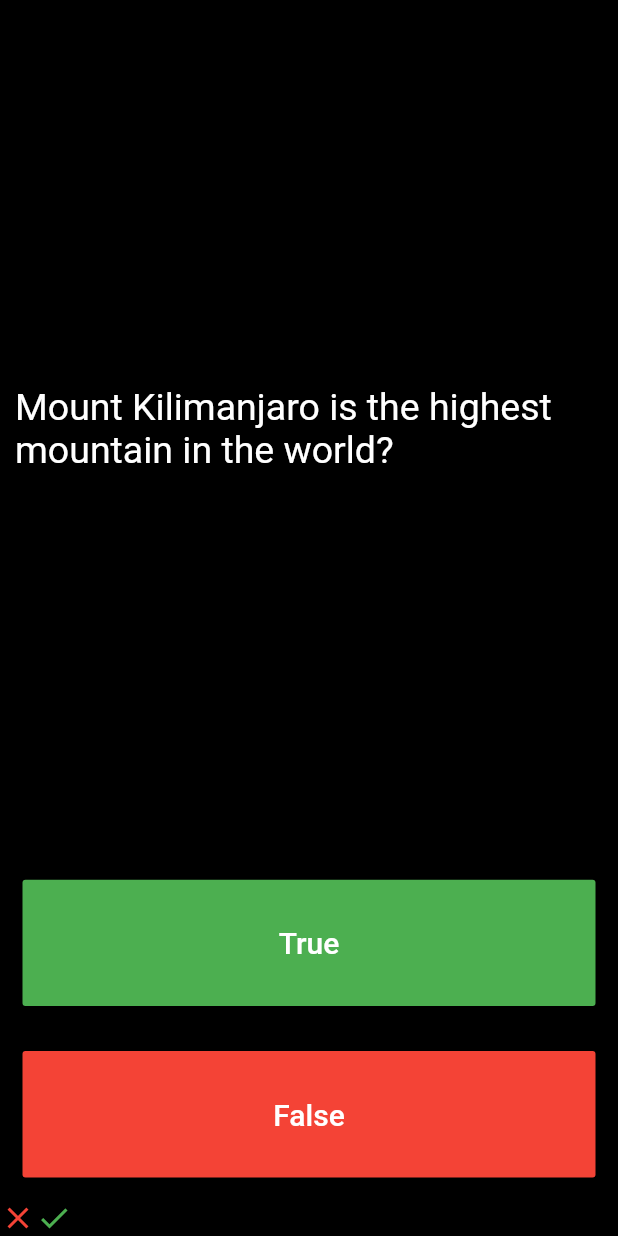
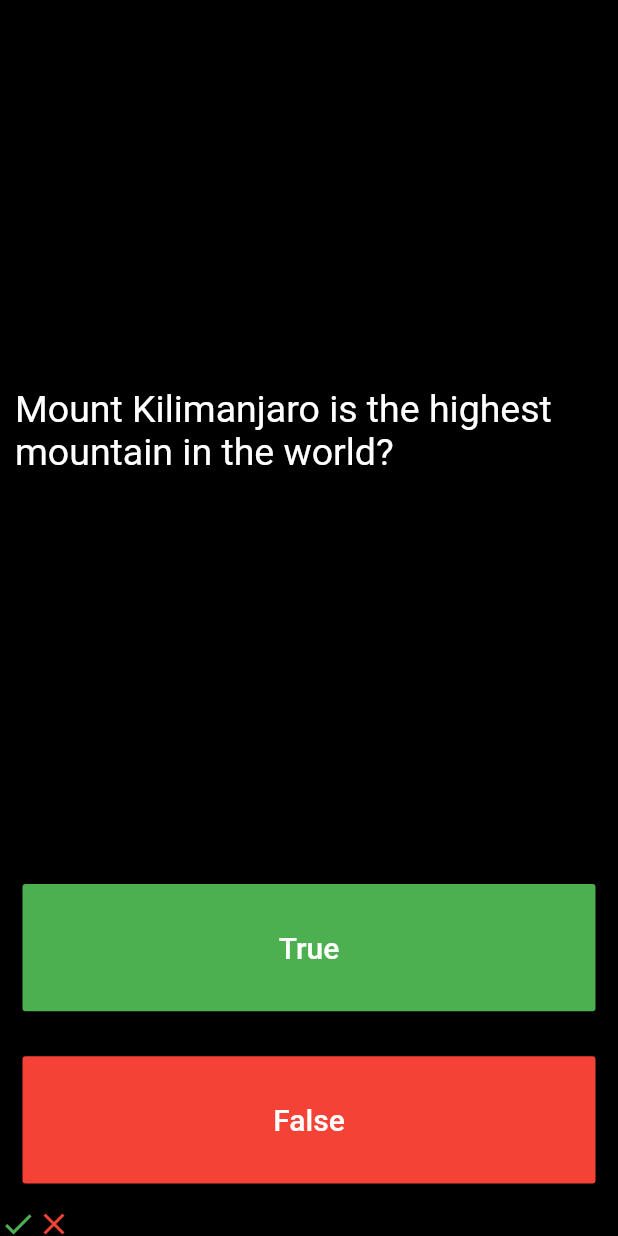
Before and after one commit to d2416/quiz_app, a Flutter app: the screen it shows after launch, after a tap on "True", after a tap on "False", on a phone screen of 412 x 824 dp. Run offline on Flutter 3.47's test engine with Material 2 defaults, Android fonts, the phone set to English and light mode, and no system bars; our stand-ins replace rflutter_alert.

Commit message:
Improve score keeper and structure

```diff
--- a/lib/main.dart
+++ b/lib/main.dart
@@ -1,4 +1,5 @@
 import 'package:flutter/material.dart';
+import 'package:quiz_app/score_keeper.dart';
 import 'package:rflutter_alert/rflutter_alert.dart';
 import 'package:quiz_app/quiz_brain.dart';
 
@@ -30,13 +31,7 @@ class Quiz extends StatefulWidget {
 }
 
 class _QuizState extends State<Quiz> {
-  List<Icon> scoreKeeper = [];
-  String currentQuestion;
-  bool quizRunning;
-
-  _QuizState() {
-    quizRunning = true;
-  }
+  ScoreKeeper scoreKeeper = ScoreKeeper();
 
   @override
   Widget build(BuildContext context) {
@@ -44,18 +39,24 @@ class _QuizState extends State<Quiz> {
       mainAxisAlignment: MainAxisAlignment.spaceBetween,
       crossAxisAlignment: CrossAxisAlignment.stretch,
       children: [
-        buildQuestionSection(),
-        trueOption(),
-        falseOption(),
-        Row(
-          // TODO allow space from the beginning
-          children: scoreKeeper,
-        )
+        questionSection(),
+        optionButton(Colors.green, 'True', true),
+        optionButton(Colors.red, 'False', false),
+        scoreKeeperSection(),
       ],
     );
   }
 
-  Expanded buildQuestionSection() {
+  Container scoreKeeperSection() {
+    return Container(
+      height: 20.0,
+      child: Row(
+        children: scoreKeeper.getScore(),
+      ),
+    );
+  }
+
+  Expanded questionSection() {
     return Expanded(
       flex: 5,
       child: Padding(
@@ -73,14 +74,14 @@ class _QuizState extends State<Quiz> {
     );
   }
 
-  Expanded falseOption() {
+  Expanded optionButton(Color color, String text, bool option) {
     return Expanded(
       child: Padding(
         padding: const EdgeInsets.all(15.0),
         child: FlatButton(
-          color: Colors.red,
+          color: color,
           child: Text(
-            'False',
+            text,
             style: TextStyle(
               color: Colors.white,
               fontSize: 20.0,
@@ -88,7 +89,7 @@ class _QuizState extends State<Quiz> {
           ),
           onPressed: () {
             setState(() {
-              checkAnswer(false);
+              checkAnswer(option);
             });
           },
         ),
@@ -96,54 +97,31 @@ class _QuizState extends State<Quiz> {
     );
   }
 
-  Expanded trueOption() {
-    return Expanded(
-      child: Padding(
-        padding: const EdgeInsets.all(15.0),
-        child: FlatButton(
-          color: Colors.green,
-          child: Text(
-            'True',
-            style: TextStyle(
-              color: Colors.white,
-              fontSize: 20.0,
-            ),
-          ),
-          onPressed: () {
-            setState(() {
-              checkAnswer(true);
-            });
-          },
-        ),
-      ),
-    );
+  void checkAnswer(bool userAnswer) {
+    if (quizBrain.isFinished()) {
+      resetQuiz();
+    } else {
+      if (quizBrain.getQuestionAnswer() == userAnswer) {
+        scoreKeeper.addAnswer(true);
+      } else {
+        scoreKeeper.addAnswer(false);
       }
 
-  Icon buildWrongAnswerIcon() {
-    return Icon(
-      Icons.check,
-      color: Colors.green,
-    );
+      quizBrain.nextQuestion();
+    }
   }
 
-  Icon buildCorrectAnswerIcon() {
-    return Icon(
-      Icons.close,
-      color: Colors.red,
-    );
-  }
-
-  void checkAnswer(bool userAnswer) {
-    if (quizBrain.isFinished()) {
+  void resetQuiz() {
     Alert(
       context: context,
       type: AlertType.success,
-        title: "Quiz finish!",
-        desc: "No more questions. The quiz will reset.",
+      title: "Finished!",
+      desc:
+          "Thank you for participating in our quiz. You got ${scoreKeeper.getCorrectAnswers()} correct answers.",
       buttons: [
         DialogButton(
           child: Text(
-              "OK",
+            "Reset",
             style: TextStyle(color: Colors.white, fontSize: 20),
           ),
           onPressed: () => Navigator.pop(context),
@@ -153,15 +131,6 @@ class _QuizState extends State<Quiz> {
     ).show();
 
     quizBrain.reset();
-      scoreKeeper.clear();
-    } else {
-      if (quizBrain.getQuestionAnswer() == userAnswer) {
-        scoreKeeper.add(buildCorrectAnswerIcon());
-      } else {
-        scoreKeeper.add(buildWrongAnswerIcon());
-      }
-
-      quizBrain.nextQuestion();
+    scoreKeeper.clearScore();
   }
 }
-}
--- a/lib/quiz_brain.dart
+++ b/lib/quiz_brain.dart
@@ -4,29 +4,18 @@ class QuizBrain {
   int _questionNumber = 0;
 
   List<Question> _questions = [
-    // TODO : set only 17 questions (https://metro.co.uk/2020/05/19/xx-true-false-questions-next-virtual-pub-quiz-12727630/)
     Question("Is pink the most common colour of toilet paper in France?", true),
     Question("the five rings on the Olympic flag are interlocking?", true),
     Question("Mount Kilimanjaro is the highest mountain in the world?", false),
-    Question("Strictly Come Dancing first aired in the UK in 2005?", false),
     Question("a group of swans is known as a bevy?", true),
     Question("Sydney is the capital of Australia?", false),
-    Question("The Penny Black is an old-fashioned coin?", false),
-    Question(
-        "Glastonbury had been due to celebrate its 50th anniversary in June before the festival was cancelled?",
-        true),
-    Question(
-        "Will.i.am is the only mentor to have appeared on every single series of The Voice UK?",
-        true),
     Question("a heptagon has eight sides?", false),
     Question("the star sign Capricorn is represented by a goat?", true),
     Question("fish cannot blink?", true),
-    Question("Q: True or false – seahorses have no teeth or stomach?", true),
+    Question("seahorses have no teeth or stomach?", true),
     Question(
         "Nepal is the only country in the world which does not have a rectangular flag?",
         true),
-    Question(
-        "Ellie Goulding had the final number one single of the 2010s?", true),
     Question(
         "only one film has ever won all five of the main Oscars (film, director, actor, actress and screenplay)?",
         false),
--- /dev/null
+++ b/lib/score_keeper.dart
@@ -0,0 +1,47 @@
+import 'package:flutter/material.dart';
+
+class ScoreKeeper {
+  List<Icon> _icons = [];
+  int _correctAnswers = 0;
+  int _wrongAnswers = 0;
+
+  double getFinalScore() {
+    int answers = _correctAnswers + _wrongAnswers;
+    double total = (_correctAnswers * 100) / answers;
+    return total;
+  }
+
+  List<Icon> getScore() => _icons;
+
+  void addAnswer(bool answer) {
+    if (answer == true) {
+      _icons.add(_buildCorrectAnswerIcon());
+      _correctAnswers++;
+    } else {
+      _icons.add(_buildWrongAnswerIcon());
+      _wrongAnswers++;
+    }
+  }
+
+  int getCorrectAnswers() => _correctAnswers;
+
+  void clearScore() {
+    _icons.clear();
+    _correctAnswers = 0;
+    _wrongAnswers = 0;
+  }
+
+  Icon _buildCorrectAnswerIcon() {
+    return Icon(
+      Icons.check,
+      color: Colors.green,
+    );
+  }
+
+  Icon _buildWrongAnswerIcon() {
+    return Icon(
+      Icons.close,
+      color: Colors.red,
+    );
+  }
+}
```
Lines whose indentation alone changed are shown as unchanged.
